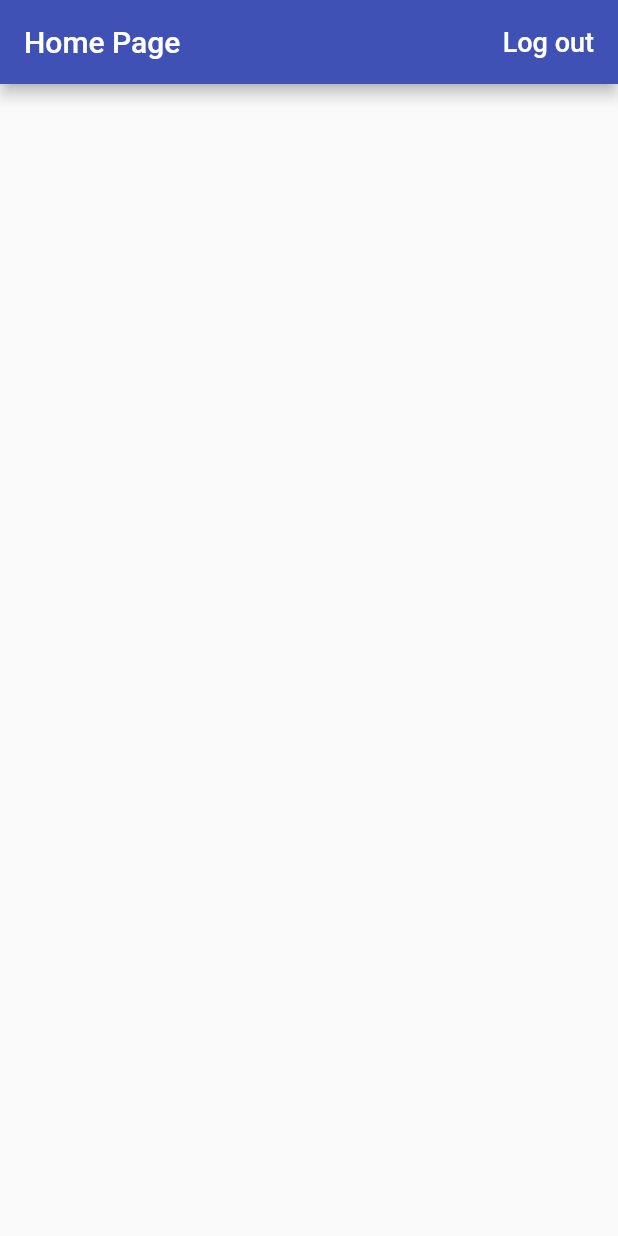
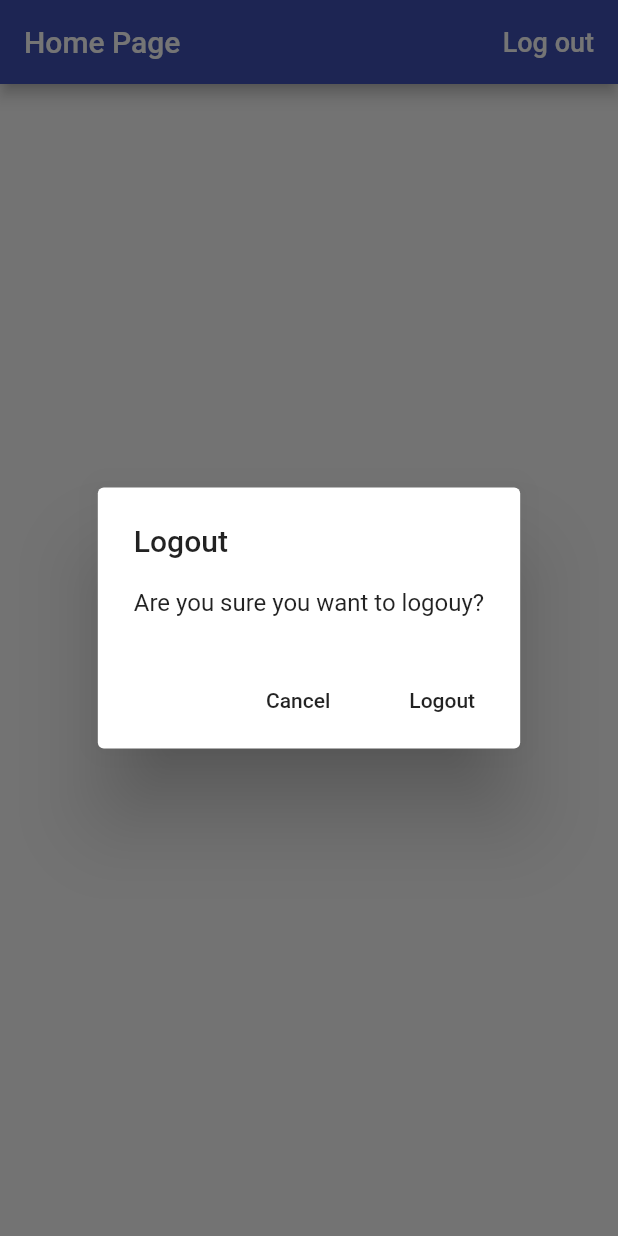
Before and after one commit to IamWorkAndWork/Flutter_time_tracker_udemy, a Flutter app: the screen it shows once a user with an empty profile is signed in, after a tap on "Log out", on a phone screen of 412 x 824 dp. Run offline on Flutter 3.47's test engine with Material 2 defaults, Android fonts, the phone set to English and light mode, and no system bars; our stand-ins replace firebase_auth, firebase_core, google_sign_in; missing offline and left inert: flutter_login_facebook; accounts and stored records are empty.

Commit message:
Section 12: Platform-Aware Dialogs

```diff
--- a/lib/app/home_page.dart
+++ b/lib/app/home_page.dart
@@ -1,4 +1,6 @@
+import 'package:flutter/foundation.dart';
 import 'package:flutter/material.dart';
+import 'package:time_tracker_flutter_course/common_widgets/show_alert_dialog.dart';
 import 'package:time_tracker_flutter_course/services/auth.dart';
 
 class HomePage extends StatelessWidget {
@@ -11,6 +13,17 @@ class HomePage extends StatelessWidget {
       await auth.signOut();
     } catch (e) {
       print(e.toString());
+    }
+  }
+
+  Future<void> _confirmSignOut(BuildContext context) async {
+    final didRequestSignOut = await showAlertDialog(context,
+        title: "Logout",
+        content: "Are you sure you want to logouy?",
+        defaultActionText: "Logout",
+        cancelActionText: "Cancel");
+    if (didRequestSignOut) {
+      _signout();
     }
   }
 
@@ -29,7 +42,7 @@ class HomePage extends StatelessWidget {
         // ),
         actions: <Widget>[
           FlatButton(
-            onPressed: _signout,
+            onPressed: () => _confirmSignOut(context),
             child: Text(
               "Log out",
               style: TextStyle(
--- a/lib/app/sign_in/sign_in_button.dart
+++ b/lib/app/sign_in/sign_in_button.dart
@@ -1,5 +1,5 @@
 import 'package:flutter/material.dart';
-import 'package:time_tracker_flutter_course/app/common_widgets/custom_rasied_button.dart';
+import 'package:time_tracker_flutter_course/common_widgets/custom_rasied_button.dart';
 
 class SignInButton extends CustomRasiedButton {
   SignInButton({
--- a/lib/app/sign_in/social_sign_in_button.dart
+++ b/lib/app/sign_in/social_sign_in_button.dart
@@ -1,5 +1,5 @@
 import 'package:flutter/material.dart';
-import 'package:time_tracker_flutter_course/app/common_widgets/custom_rasied_button.dart';
+import 'package:time_tracker_flutter_course/common_widgets/custom_rasied_button.dart';
 
 class SocialSignInButton extends CustomRasiedButton {
   SocialSignInButton({
--- /dev/null
+++ b/lib/common_widgets/show_alert_dialog.dart
@@ -0,0 +1,53 @@
+import 'dart:io';
+
+import 'package:flutter/cupertino.dart';
+import 'package:flutter/material.dart';
+
+Future<bool> showAlertDialog(
+  BuildContext context, {
+  @required String title,
+  @required String content,
+  String cancelActionText,
+  @required String defaultActionText,
+}) {
+  if (!Platform.isIOS) {
+    return showDialog(
+        context: context,
+        builder: (context) => AlertDialog(
+              title: Text(title),
+              content: Text(content),
+              actions: <Widget>[
+                if (cancelActionText != null)
+                  FlatButton(
+                    child: Text(cancelActionText),
+                    onPressed: () => Navigator.of(context).pop(false),
+                  ),
+                FlatButton(
+                  onPressed: () {
+                    Navigator.of(context).pop(true);
+                  },
+                  child: Text(defaultActionText),
+                )
+              ],
+            ));
+  }
+  return showCupertinoDialog(
+      context: context,
+      builder: (context) => CupertinoAlertDialog(
+            title: Text(title),
+            content: Text(content),
+            actions: <Widget>[
+              if (cancelActionText != null)
+                CupertinoDialogAction(
+                  child: Text(cancelActionText),
+                  onPressed: () => Navigator.of(context).pop(false),
+                ),
+              CupertinoDialogAction(
+                onPressed: () {
+                  Navigator.of(context).pop(true);
+                },
+                child: Text(defaultActionText),
+              )
+            ],
+          ));
+}
```
Also changed, not shown: lib/app/sign_in/email_sign_in_form.dart (+9 -2 lines), lib/common_widgets/custom_rasied_button.dart (renamed from lib/app/common_widgets/custom_rasied_button.dart), lib/common_widgets/form_submit_button.dart (renamed from lib/app/common_widgets/form_submit_button.dart), 1 other file.
